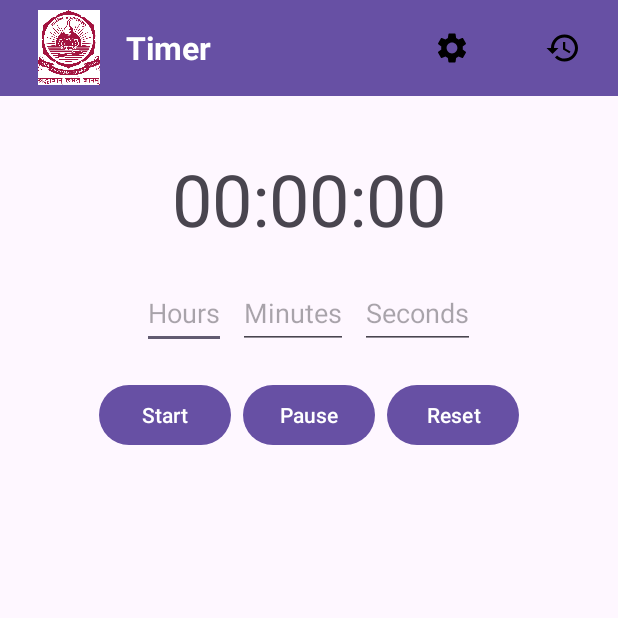
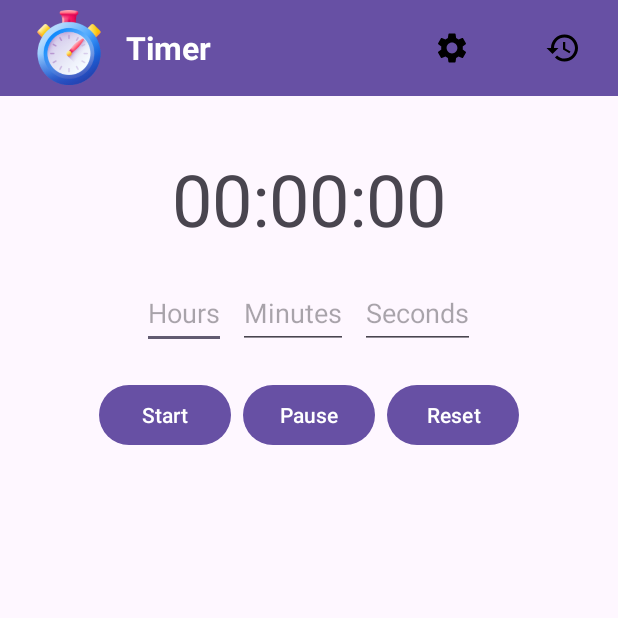
Before and after one commit to Gokulachselvan/Timer-Project, an Android app: the screen it shows after launch (TimerScreenActivity), on a phone screen of 412 x 824 dp, the top half of it. Run offline under Robolectric (Android 15) with nearby library versions, the phone set to English and light mode, and no system bars.

Commit message:
Final commit

```diff
--- a/app/src/main/res/layout/activity_sound_settings.xml
+++ b/app/src/main/res/layout/activity_sound_settings.xml
@@ -28,7 +28,7 @@
                     android:layout_width="60dp"
                     android:layout_height="50dp"
                     android:layout_marginEnd="8dp"
-                    android:src="@drawable/amrita" />
+                    android:src="@drawable/logo" />
 
                 <TextView
                     android:id="@+id/toolbar_title"
--- a/app/src/main/res/layout/activity_timer_history.xml
+++ b/app/src/main/res/layout/activity_timer_history.xml
@@ -29,7 +29,7 @@
                     android:layout_width="60dp"
                     android:layout_height="50dp"
                     android:layout_marginEnd="8dp"
-                    android:src="@drawable/amrita" />
+                    android:src="@drawable/logo" />
 
                 <TextView
                     android:id="@+id/toolbar_title"
--- a/app/src/main/res/layout/activity_timer_screen.xml
+++ b/app/src/main/res/layout/activity_timer_screen.xml
@@ -30,7 +30,7 @@
                     android:layout_width="60dp"
                     android:layout_height="50dp"
                     android:layout_marginEnd="8dp"
-                    android:src="@drawable/amrita" />
+                    android:src="@drawable/logo" />
 
                 <TextView
                     android:id="@+id/toolbar_title"
```
Also changed, not shown: app/src/main/res/drawable/logo.png (added).
